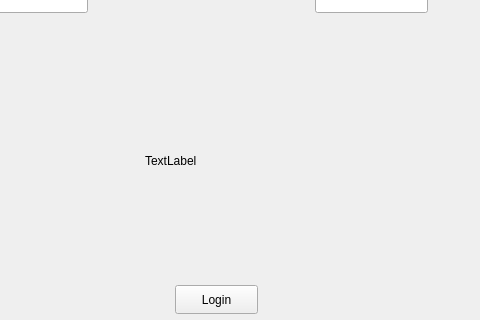
First picture: the form in frontend/mainwindow.ui, repository 22kmo-project/group_1, before the edit; both pictures show x 155 to 635 and y 85 to 405 of the 800 by 600 pixel window.
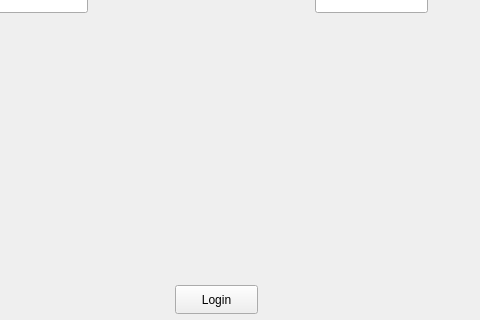
Second picture: the form after the edit.

```diff
--- a/frontend/mainwindow.ui
+++ b/frontend/mainwindow.ui
@@ -57,7 +57,7 @@
      </rect>
     </property>
     <property name="text">
-     <string>TextLabel</string>
+     <string/>
     </property>
    </widget>
   </widget>
```
